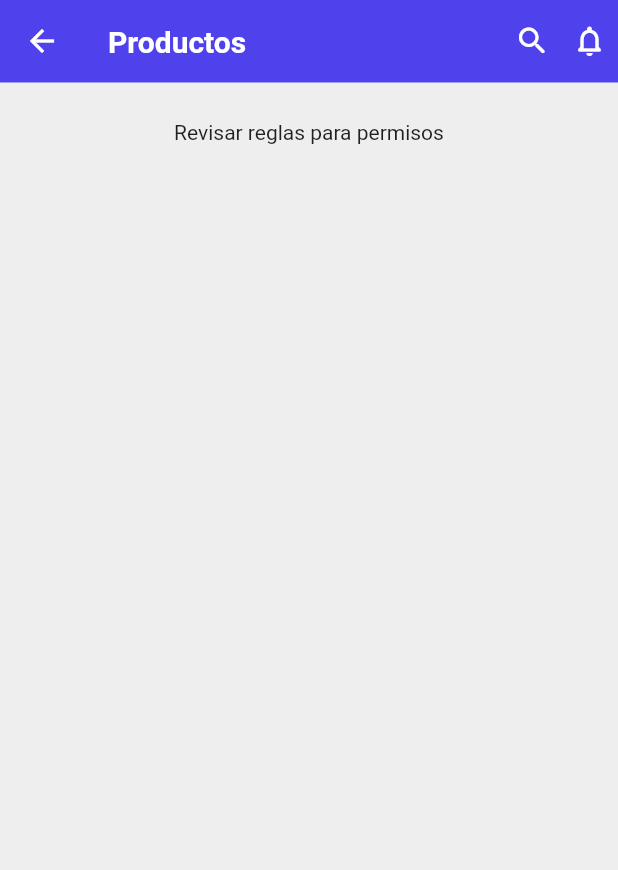
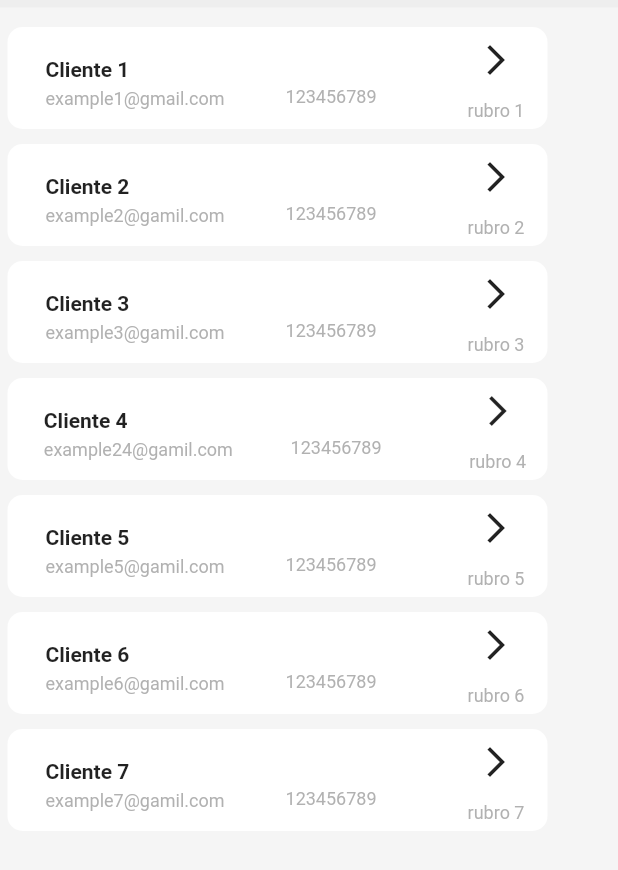
Before and after one commit to Abdielcastll/SFA_AGNOSTIKO, a Flutter app: the ClientsPage screen opened by its route, on a phone screen of 412 x 824 dp. Shown: the top 870 px of the screen. Run offline on Flutter 3.47's test engine with Material 2 defaults, Android fonts, the phone set to English and light mode, and no system bars; our stand-ins replace cloud_firestore, email_validator, firebase_auth, firebase_core, flutter_swiper_plus, fluttertoast and 1 more; accounts and stored records are empty.

Commit message:
Crear de tarjetas de clientes

```diff
--- a/lib/src/pages/navigation_pages/clients/clients_page.dart
+++ b/lib/src/pages/navigation_pages/clients/clients_page.dart
@@ -1,72 +1,201 @@
 // ignore_for_file: prefer_const_constructors
 
-import 'package:cloud_firestore/cloud_firestore.dart';
 import 'package:flutter/material.dart';
-import 'package:pwa_sales2go_flutter/src/widgets/appbar/appbar_home.dart';
 
-class ClientsPage extends StatefulWidget {
+class ClientsPage extends StatelessWidget {
   const ClientsPage({Key? key}) : super(key: key);
 
   @override
-  State<ClientsPage> createState() => _ClientsPageState();
+  Widget build(BuildContext context) {
+    print('pantalla clientes activa');
+    return SafeArea(
+      child: Scaffold(
+        backgroundColor: Colors.grey[200],
+        body: SingleChildScrollView(
+          child: Column(
+            mainAxisAlignment: MainAxisAlignment.start,
+            crossAxisAlignment: CrossAxisAlignment.start,
+            // ignore: prefer_const_literals_to_create_immutables
+            children: [
+              SizedBox(height: 5.0),
+              _ClientList(),
+              SizedBox(height: 10.0),
+            ],
+          ),
+        ),
+      ),
+    );
+  }
 }
 
-class _ClientsPageState extends State<ClientsPage> {
+class _ClientList extends StatelessWidget {
+  const _ClientList({
+    Key? key,
+  }) : super(key: key);
+
   @override
   Widget build(BuildContext context) {
-    final Stream<QuerySnapshot> clientsStream =
-        FirebaseFirestore.instance.collection('clientes').snapshots();
-    // sacar de adentro de "clientes" las colecciones [facturas, notas_credito, pedidos]
+    final List<Map<String, dynamic>> _clients = [
+      {
+        'name': 'Cliente 1',
+        'phone': '123456789',
+        'email': 'example1@gmail.com',
+        'rubro': 'rubro 1',
+      },
+      {
+        'name': 'Cliente 2',
+        'phone': '123456789',
+        'email': 'example2@gamil.com',
+        'rubro': 'rubro 2',
+      },
+      {
+        'name': 'Cliente 3',
+        'phone': '123456789',
+        'email': 'example3@gamil.com',
+        'rubro': 'rubro 3',
+      },
+      {
+        'name': 'Cliente 4',
+        'phone': '123456789',
+        'email': 'example24@gamil.com',
+        'rubro': 'rubro 4',
+      },
+      {
+        'name': 'Cliente 5',
+        'phone': '123456789',
+        'email': 'example5@gamil.com',
+        'rubro': 'rubro 5',
+      },
+      {
+        'name': 'Cliente 6',
+        'phone': '123456789',
+        'email': 'example6@gamil.com',
+        'rubro': 'rubro 6',
+      },
+      {
+        'name': 'Cliente 7',
+        'phone': '123456789',
+        'email': 'example7@gamil.com',
+        'rubro': 'rubro 7',
+      },
+    ];
 
-    return Scaffold(
-      appBar: AppBarHome(
-        title: 'Productos',
-        backgroundColor: Color(0xFF4f42ed),
+    return Container(
+      padding: EdgeInsets.only(top: 8.0),
+      width: MediaQuery.of(context).size.width,
+      height: MediaQuery.of(context).size.height * 0.75,
+      color: Colors.grey[100],
+      child: ListView.builder(
+        physics: BouncingScrollPhysics(),
+        scrollDirection: Axis.vertical,
+        itemCount: _clients.length,
+        itemBuilder: (BuildContext context, int i) {
+          final cProfile = _clients[i];
+          return Padding(
+            padding: EdgeInsets.symmetric(horizontal: 5.0),
+            child: Column(
+              mainAxisAlignment: MainAxisAlignment.start,
+              crossAxisAlignment: CrossAxisAlignment.start,
+              // ignore: prefer_const_literals_to_create_immutables
+              children: [
+                _ClientCard(
+                  name: cProfile['name'],
+                  phone: cProfile['phone'],
+                  email: cProfile['email'],
+                  rubro: cProfile['rubro'],
+                ),
+              ],
+            ),
+          );
+        },
       ),
-      body: productsBody(clientsStream),
     );
   }
+}
 
-  Widget productsBody(clientsStream) {
-    return SingleChildScrollView(
-      child: Container(
-        height: MediaQuery.of(context).size.height,
-        width: MediaQuery.of(context).size.width,
-        color: Colors.grey[200],
-        child: SingleChildScrollView(
-          child: Column(
+class _ClientCard extends StatelessWidget {
+  const _ClientCard({
+    Key? key,
+    required this.name,
+    required this.phone,
+    required this.email,
+    required this.rubro,
+  }) : super(key: key);
+
+  final String name;
+  final String phone;
+  final String email;
+  final String rubro;
+
+  @override
+  Widget build(BuildContext context) {
+    return Padding(
+      padding: EdgeInsets.symmetric(vertical: 5.0),
+      child: GestureDetector(
+        onTap: () {
+          print('tappeada tarjeta para acceder al cliente');
+        },
+        child: Container(
+          width: 360.0,
+          height: 68.0,
+          decoration: BoxDecoration(
+            color: Colors.white,
+            borderRadius: BorderRadius.circular(10.0),
+          ),
+          child: Row(
+            mainAxisAlignment: MainAxisAlignment.spaceEvenly,
             children: [
-              const SizedBox(height: 15.0),
               Container(
-                padding: EdgeInsets.only(top: 10.0),
-                child: SingleChildScrollView(
-                  child: StreamBuilder(
-                    stream: clientsStream,
-                    builder: (BuildContext context,
-                        AsyncSnapshot<QuerySnapshot> snapshot) {
-                      if (snapshot.hasError) {
-                        return Column(
-                          children: [
-                            Text('Error: ${snapshot.error}'),
-                            SizedBox(height: 10),
-                            Text('Revisar reglas de Firebase'),
-                          ],
-                        );
-                      }
-                      if (snapshot.connectionState == ConnectionState.waiting) {
-                        return Container(
-                          padding: const EdgeInsets.only(top: 60),
-                          child: CircularProgressIndicator(
-                            valueColor: AlwaysStoppedAnimation<Color>(
-                                Color(0xFF4f42ed)),
-                          ),
-                        );
-                      }
-                      return Container(
-                          child: Text('Revisar reglas para permisos'));
-                    },
+                padding: EdgeInsets.only(left: 10.0, top: 20.0),
+                child: Column(
+                  mainAxisAlignment: MainAxisAlignment.start,
+                  crossAxisAlignment: CrossAxisAlignment.start,
+                  children: [
+                    Text(
+                      name,
+                      style: TextStyle(
+                        fontSize: 14.0,
+                        fontWeight: FontWeight.bold,
+                      ),
+                    ),
+                    SizedBox(height: 5.0),
+                    Text(
+                      email,
+                      style: TextStyle(
+                        fontSize: 12.0,
+                        color: Colors.grey[500]?.withOpacity(0.8),
+                      ),
+                    ),
+                  ],
+                ),
+              ),
+              SizedBox(width: 10.0),
+              Padding(
+                padding: EdgeInsets.only(top: 25.0),
+                child: Text(
+                  phone,
+                  style: TextStyle(
+                    fontSize: 12.0,
+                    color: Colors.grey[500]?.withOpacity(0.8),
                   ),
                 ),
+              ),
+              SizedBox(width: 30.0),
+              Column(
+                children: [
+                  Padding(
+                    padding: EdgeInsets.only(top: 10.0),
+                    child: Icon(Icons.arrow_forward_ios),
+                  ),
+                  SizedBox(height: 15.0),
+                  Text(
+                    rubro,
+                    style: TextStyle(
+                      fontSize: 12.0,
+                      color: Colors.grey[500]?.withOpacity(0.8),
+                    ),
+                  ),
+                ],
               ),
             ],
           ),
```
